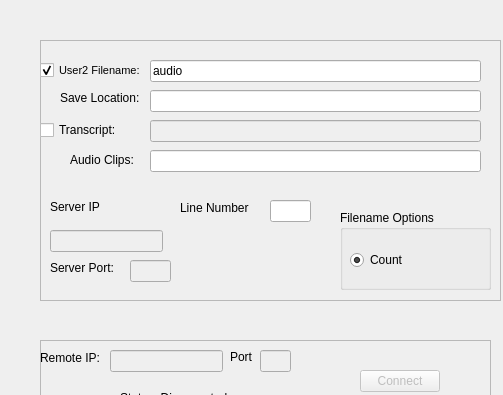
Qt form ui/Preferences.ui (TimHanneman/MLaudio) before a commit; both pictures show x 140 to 643 and y 0 to 395 of the 643 by 481 pixel window.
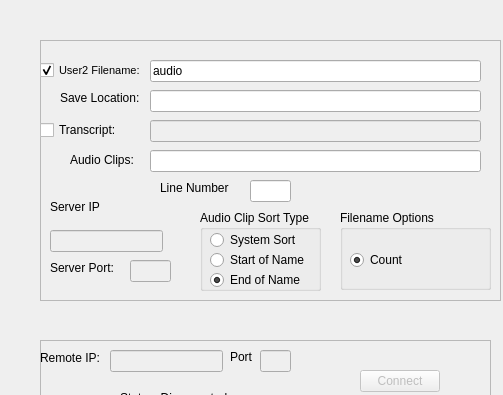
The same form after that commit. Icons and pictures are not drawn.

Commit message: Added sort preference to preference dialog

```diff
--- a/ui/Preferences.ui
+++ b/ui/Preferences.ui
@@ -260,8 +260,8 @@
    <widget class="QLineEdit" name="txt_linNum">
     <property name="geometry">
      <rect>
-      <x>230</x>
-      <y>160</y>
+      <x>210</x>
+      <y>140</y>
       <width>41</width>
       <height>22</height>
      </rect>
@@ -270,8 +270,8 @@
    <widget class="QLabel" name="label_11">
     <property name="geometry">
      <rect>
-      <x>140</x>
-      <y>160</y>
+      <x>120</x>
+      <y>140</y>
       <width>81</width>
       <height>16</height>
      </rect>
@@ -432,6 +432,61 @@
      <string>Audio Clips:</string>
     </property>
    </widget>
+   <widget class="QGroupBox" name="groupBox_2">
+    <property name="geometry">
+     <rect>
+      <x>160</x>
+      <y>170</y>
+      <width>121</width>
+      <height>81</height>
+     </rect>
+    </property>
+    <property name="title">
+     <string>Audio Clip Sort Type</string>
+    </property>
+    <widget class="QRadioButton" name="radioButton">
+     <property name="geometry">
+      <rect>
+       <x>10</x>
+       <y>20</y>
+       <width>99</width>
+       <height>20</height>
+      </rect>
+     </property>
+     <property name="text">
+      <string>System Sort</string>
+     </property>
+    </widget>
+    <widget class="QRadioButton" name="radioButton_2">
+     <property name="geometry">
+      <rect>
+       <x>10</x>
+       <y>40</y>
+       <width>99</width>
+       <height>20</height>
+      </rect>
+     </property>
+     <property name="text">
+      <string>Start of Name</string>
+     </property>
+    </widget>
+    <widget class="QRadioButton" name="radioButton_6">
+     <property name="geometry">
+      <rect>
+       <x>10</x>
+       <y>60</y>
+       <width>99</width>
+       <height>20</height>
+      </rect>
+     </property>
+     <property name="text">
+      <string>End of Name</string>
+     </property>
+     <property name="checked">
+      <bool>true</bool>
+     </property>
+    </widget>
+   </widget>
   </widget>
   <widget class="QPushButton" name="pushButton_2">
    <property name="geometry">
```
Left out of the diff: 52 changed lines with no effect on the pictures. The commit also changes 2 other files.
